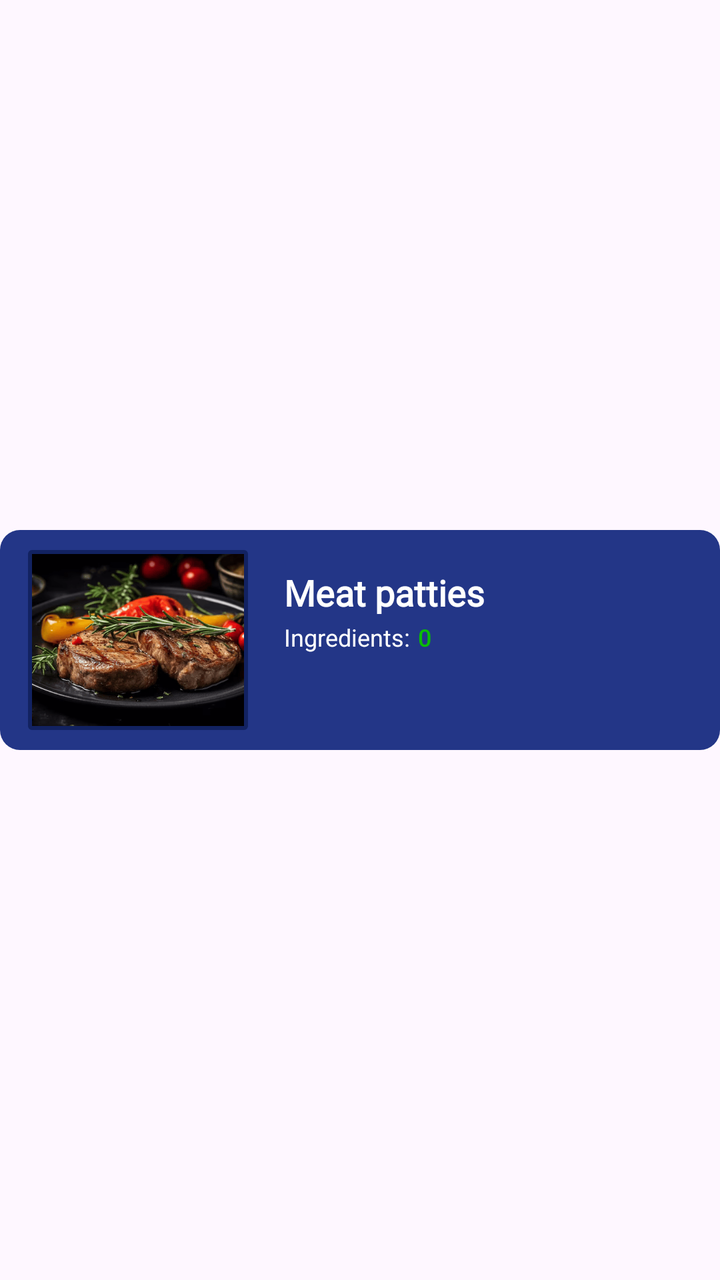
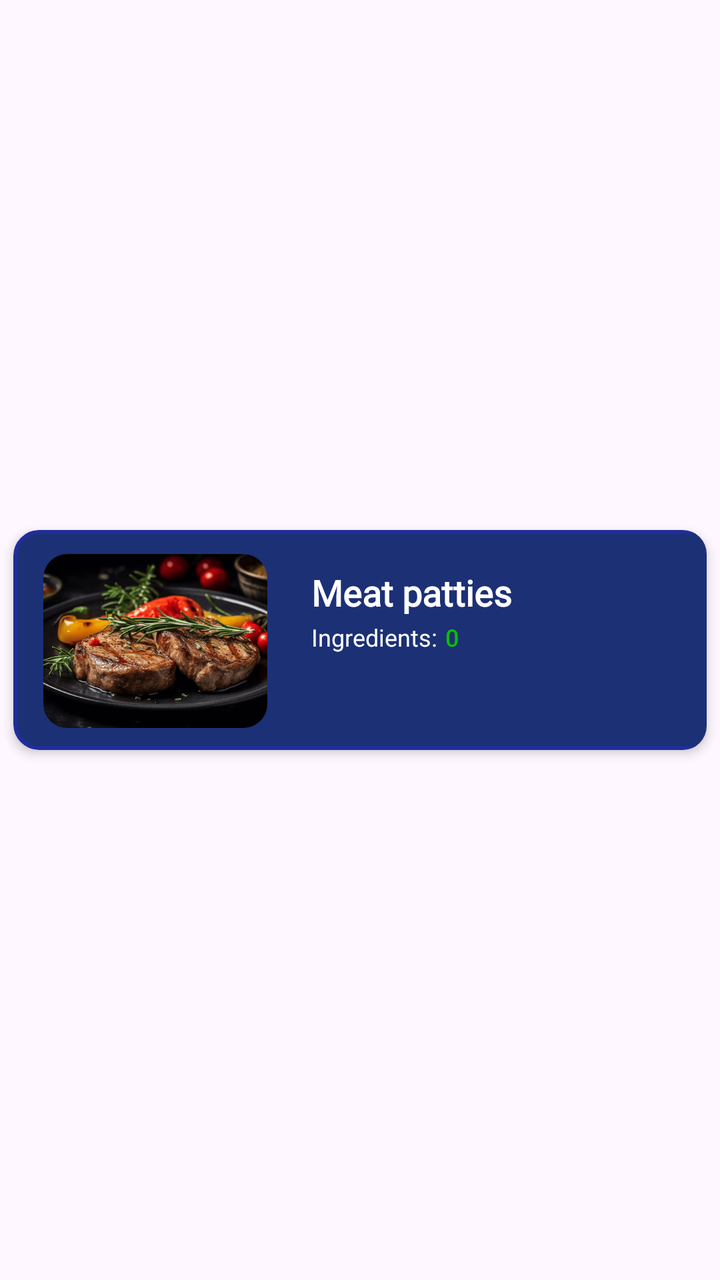

An Android layout rendered at two revisions. The XML below is the earlier revision; the diff shows what the commit changed to produce the second picture.
<!-- AndroidManifest.xml: application theme Theme.Recipe -->
<!-- res/layout/recipes_item.xml -->
<?xml version="1.0" encoding="utf-8"?>
<androidx.constraintlayout.widget.ConstraintLayout xmlns:android="http://schemas.android.com/apk/res/android"
    xmlns:app="http://schemas.android.com/apk/res-auto"
    android:layout_width="match_parent"
    android:layout_height="wrap_content"
    android:layout_marginTop="20dp">

    
    <androidx.constraintlayout.widget.ConstraintLayout
        android:id="@+id/recipeCard"
        android:layout_width="360dp"
        android:layout_height="110dp"
        android:background="@drawable/recipe_background"
        android:padding="8dp"
        app:layout_constraintTop_toTopOf="parent"
        app:layout_constraintBottom_toBottomOf="parent"
        app:layout_constraintStart_toStartOf="parent"
        app:layout_constraintEnd_toEndOf="parent">

        
        <FrameLayout
            android:id="@+id/recipeImage"
            android:layout_width="110dp"
            android:layout_height="90dp"
            android:background="@drawable/border"
            android:layout_marginStart="6dp"
            android:padding="2dp"
            app:layout_constraintStart_toStartOf="parent"
            app:layout_constraintTop_toTopOf="parent"
            app:layout_constraintBottom_toBottomOf="parent">

            <ImageView
                android:layout_width="match_parent"
                android:layout_height="match_parent"
                android:scaleType="centerCrop"
                android:src="@drawable/steak"
                android:contentDescription="Recipe image"/>
        </FrameLayout>

        
        <LinearLayout
            android:id="@+id/contentLayout"
            android:layout_width="0dp"
            android:layout_height="wrap_content"
            android:orientation="vertical"
            android:minWidth="100dp"
            android:minHeight="80dp"
            android:layout_marginEnd="80dp"
            app:layout_constraintStart_toEndOf="@id/recipeImage"
            app:layout_constraintTop_toTopOf="parent"
            app:layout_constraintBottom_toBottomOf="parent"
            app:layout_constraintEnd_toEndOf="parent"
            android:layout_marginStart="8dp">

            <TextView
                android:id="@+id/recipeTitle"
                android:layout_width="match_parent"
                android:layout_height="wrap_content"
                android:layout_marginStart="10dp"
                android:fontFamily="@font/archivo_black"
                android:gravity="left"
                android:textStyle="bold"
                android:paddingTop="4dp"
                android:paddingBottom="2dp"
                android:text="Meat patties"
                android:textColor="@android:color/white"
                android:textSize="18sp" />

            
            <LinearLayout
                android:layout_width="wrap_content"
                android:layout_height="wrap_content"
                android:orientation="horizontal"
                android:gravity="center_horizontal">

                <TextView
                    android:id="@+id/ingredientsLabel"
                    android:layout_width="wrap_content"
                    android:layout_height="wrap_content"
                    android:gravity="left"
                    android:layout_marginStart="10dp"
                    android:text="Ingredients:"
                    android:textColor="@android:color/white"
                    android:textSize="12sp"
                    android:paddingEnd="4dp"/>

                <TextView
                    android:id="@+id/ingredientsCount"
                    android:layout_width="wrap_content"
                    android:layout_height="wrap_content"
                    android:text="0"
                    android:textColor="@color/my_count_ingredients"
                    android:textSize="12sp"
                    android:fontFamily="sans-serif-medium"/>
            </LinearLayout>



        </LinearLayout>

    </androidx.constraintlayout.widget.ConstraintLayout>

</androidx.constraintlayout.widget.ConstraintLayout>
<!-- resources referenced by this layout -->
<resources>
  <color name="my_count_ingredients">#0ABD02</color>
  <!-- drawable border (drawable) -->
  <?xml version="1.0" encoding="utf-8"?>
  <shape xmlns:android="http://schemas.android.com/apk/res/android"
      android:shape="rectangle">
      <solid android:color="@android:color/transparent"/> 
      <stroke android:width="2dp" android:color="@color/my_frame"/> 
      <corners android:radius="1dp"/> 
  </shape>
  <!-- drawable recipe_background (drawable) -->
  <?xml version="1.0" encoding="utf-8"?>
  <selector xmlns:android="http://schemas.android.com/apk/res/android">
      
      <item android:state_pressed="true">
          <shape android:shape="rectangle">
              <solid android:color="#2E4DF4" />
              <corners android:radius="10dp" />
          </shape>
      </item>
  
      
      <item>
          <shape android:shape="rectangle">
              <solid android:color="@color/my_recipes_background" />
              <corners android:radius="10dp" />
          </shape>
      </item>
  </selector>
  <!-- drawable steak: png bitmap (drawable, 103174 bytes) -->
  <style name="Theme.Recipe" parent="Base.Theme.Recipe" />
  <color name="my_frame">#122261</color>
  <color name="my_recipes_background">#233687</color>
  <style name="Base.Theme.Recipe" parent="Theme.Material3.DayNight.NoActionBar">
          
          
      </style>
</resources>

<!-- the commit's change to res/layout/recipes_item.xml (unified diff, before → after) -->
@@ -6,98 +6,102 @@
     android:layout_marginTop="20dp">
 
     
-    <androidx.constraintlayout.widget.ConstraintLayout
-        android:id="@+id/recipeCard"
-        android:layout_width="360dp"
-        android:layout_height="110dp"
-        android:background="@drawable/recipe_background"
-        android:padding="8dp"
+    <androidx.cardview.widget.CardView
+        android:id="@+id/CardViewRecipe"
+        android:layout_width="wrap_content"
+        android:layout_height="wrap_content"
+        app:cardBackgroundColor="@android:color/transparent"
+        app:cardElevation="3dp"
+        app:cardCornerRadius="12dp"
+        app:cardUseCompatPadding="true"
         app:layout_constraintTop_toTopOf="parent"
         app:layout_constraintBottom_toBottomOf="parent"
         app:layout_constraintStart_toStartOf="parent"
         app:layout_constraintEnd_toEndOf="parent">
 
         
-        <FrameLayout
-            android:id="@+id/recipeImage"
-            android:layout_width="110dp"
-            android:layout_height="90dp"
-            android:background="@drawable/border"
-            android:layout_marginStart="6dp"
-            android:padding="2dp"
-            app:layout_constraintStart_toStartOf="parent"
-            app:layout_constraintTop_toTopOf="parent"
-            app:layout_constraintBottom_toBottomOf="parent">
+        <androidx.constraintlayout.widget.ConstraintLayout
+            android:id="@+id/recipeCard"
+            android:layout_width="360dp"
+            android:layout_height="110dp"
+            android:background="@drawable/textview_border"
+            android:padding="8dp">
 
-            <ImageView
-                android:layout_width="match_parent"
-                android:layout_height="match_parent"
+            
+            <com.google.android.material.imageview.ShapeableImageView
+                android:id="@+id/RecipeImageView"
+                android:layout_width="120dp"
+                android:layout_height="95dp"
+                android:layout_marginStart="3dp"
                 android:scaleType="centerCrop"
                 android:src="@drawable/steak"
-                android:contentDescription="Recipe image"/>
-        </FrameLayout>
-
-        
-        <LinearLayout
-            android:id="@+id/contentLayout"
-            android:layout_width="0dp"
-            android:layout_height="wrap_content"
-            android:orientation="vertical"
-            android:minWidth="100dp"
-            android:minHeight="80dp"
-            android:layout_marginEnd="80dp"
-            app:layout_constraintStart_toEndOf="@id/recipeImage"
-            app:layout_constraintTop_toTopOf="parent"
-            app:layout_constraintBottom_toBottomOf="parent"
-            app:layout_constraintEnd_toEndOf="parent"
-            android:layout_marginStart="8dp">
-
-            <TextView
-                android:id="@+id/recipeTitle"
-                android:layout_width="match_parent"
-                android:layout_height="wrap_content"
-                android:layout_marginStart="10dp"
-                android:fontFamily="@font/archivo_black"
-                android:gravity="left"
-                android:textStyle="bold"
-                android:paddingTop="4dp"
-                android:paddingBottom="2dp"
-                android:text="Meat patties"
-                android:textColor="@android:color/white"
-                android:textSize="18sp" />
+                android:padding="@dimen/padding_small"
+                app:shapeAppearanceOverlay="@style/RoundedImageStyle"
+                app:layout_constraintStart_toStartOf="parent"
+                app:layout_constraintTop_toTopOf="parent"
+                app:layout_constraintBottom_toBottomOf="parent"/>
 
             
             <LinearLayout
-                android:layout_width="wrap_content"
+                android:id="@+id/contentLayout"
+                android:layout_width="0dp"
                 android:layout_height="wrap_content"
-                android:orientation="horizontal"
-                android:gravity="center_horizontal">
+                android:orientation="vertical"
+                android:minWidth="100dp"
+                android:minHeight="80dp"
+                android:layout_marginEnd="80dp"
+                android:layout_marginStart="8dp"
+                app:layout_constraintStart_toEndOf="@id/RecipeImageView"
+                app:layout_constraintTop_toTopOf="parent"
+                app:layout_constraintBottom_toBottomOf="parent"
+                app:layout_constraintEnd_toEndOf="parent">
 
                 <TextView
-                    android:id="@+id/ingredientsLabel"
+                    android:id="@+id/recipeTitle"
+                    android:layout_width="match_parent"
+                    android:layout_height="wrap_content"
+                    android:layout_marginStart="10dp"
+                    android:fontFamily="@font/archivo_black"
+                    android:gravity="start"
+                    android:textStyle="bold"
+                    android:paddingTop="4dp"
+                    android:paddingBottom="2dp"
+                    android:text="Meat patties"
+                    android:textColor="@android:color/white"
+                    android:textSize="18sp"
+                    android:ellipsize="end"
+                    android:singleLine="true"
+                    android:scrollHorizontally="false"/>
+
+                
+                <LinearLayout
                     android:layout_width="wrap_content"
                     android:layout_height="wrap_content"
-                    android:gravity="left"
-                    android:layout_marginStart="10dp"
-                    android:text="Ingredients:"
-                    android:textColor="@android:color/white"
-                    android:textSize="12sp"
-                    android:paddingEnd="4dp"/>
+                    android:orientation="horizontal"
+                    android:gravity="center_horizontal">
 
-                <TextView
-                    android:id="@+id/ingredientsCount"
-                    android:layout_width="wrap_content"
-                    android:layout_height="wrap_content"
-                    android:text="0"
-                    android:textColor="@color/my_count_ingredients"
-                    android:textSize="12sp"
-                    android:fontFamily="sans-serif-medium"/>
+                    <TextView
+                        android:id="@+id/ingredientsLabel"
+                        android:layout_width="wrap_content"
+                        android:layout_height="wrap_content"
+                        android:gravity="left"
+                        android:layout_marginStart="10dp"
+                        android:text="Ingredients:"
+                        android:textColor="@android:color/white"
+                        android:textSize="12sp"
+                        android:paddingEnd="4dp"/>
+
+                    <TextView
+                        android:id="@+id/ingredientsCount"
+                        android:layout_width="wrap_content"
+                        android:layout_height="wrap_content"
+                        android:text="0"
+                        android:textColor="@color/my_count_ingredients"
+                        android:textSize="12sp"
+                        android:fontFamily="sans-serif-medium"/>
+                </LinearLayout>
             </LinearLayout>
-
-
-
-        </LinearLayout>
-
-    </androidx.constraintlayout.widget.ConstraintLayout>
+        </androidx.constraintlayout.widget.ConstraintLayout>
+    </androidx.cardview.widget.CardView>
 
 </androidx.constraintlayout.widget.ConstraintLayout>
<!-- resource entries referenced after the edit -->
@@ -1,37 +1,34 @@
 <!-- resources referenced by this layout -->
 <resources>
   <color name="my_count_ingredients">#0ABD02</color>
-  <!-- drawable border (drawable) -->
+  <dimen name="padding_small">4dp</dimen>
+  <!-- drawable steak: png bitmap (drawable, 103174 bytes) -->
+  <!-- drawable textview_border (drawable) -->
   <?xml version="1.0" encoding="utf-8"?>
   <shape xmlns:android="http://schemas.android.com/apk/res/android"
       android:shape="rectangle">
-      <solid android:color="@android:color/transparent"/> 
-      <stroke android:width="2dp" android:color="@color/my_frame"/> 
-      <corners android:radius="1dp"/> 
-  </shape>
-  <!-- drawable recipe_background (drawable) -->
-  <?xml version="1.0" encoding="utf-8"?>
-  <selector xmlns:android="http://schemas.android.com/apk/res/android">
-      
-      <item android:state_pressed="true">
-          <shape android:shape="rectangle">
-              <solid android:color="#2E4DF4" />
-              <corners android:radius="10dp" />
-          </shape>
-      </item>
   
       
-      <item>
-          <shape android:shape="rectangle">
-              <solid android:color="@color/my_recipes_background" />
-              <corners android:radius="10dp" />
-          </shape>
-      </item>
-  </selector>
-  <!-- drawable steak: png bitmap (drawable, 103174 bytes) -->
+      <solid android:color="#1C3075" />
+  
+      
+      <stroke
+          android:width="2dp"
+          android:color="#202D9B" />
+  
+      
+      <corners android:radius="12dp" />
+  </shape>
+  <style name="RoundedImageStyle">
+          
+          <item name="cornerFamily">rounded</item>
+          
+          <item name="cornerSize">12dp</item>
+          
+          <item name="strokeColor">@android:color/darker_gray</item>
+          <item name="strokeWidth">2dp</item>
+      </style>
   <style name="Theme.Recipe" parent="Base.Theme.Recipe" />
-  <color name="my_frame">#122261</color>
-  <color name="my_recipes_background">#233687</color>
   <style name="Base.Theme.Recipe" parent="Theme.Material3.DayNight.NoActionBar">
           
           
